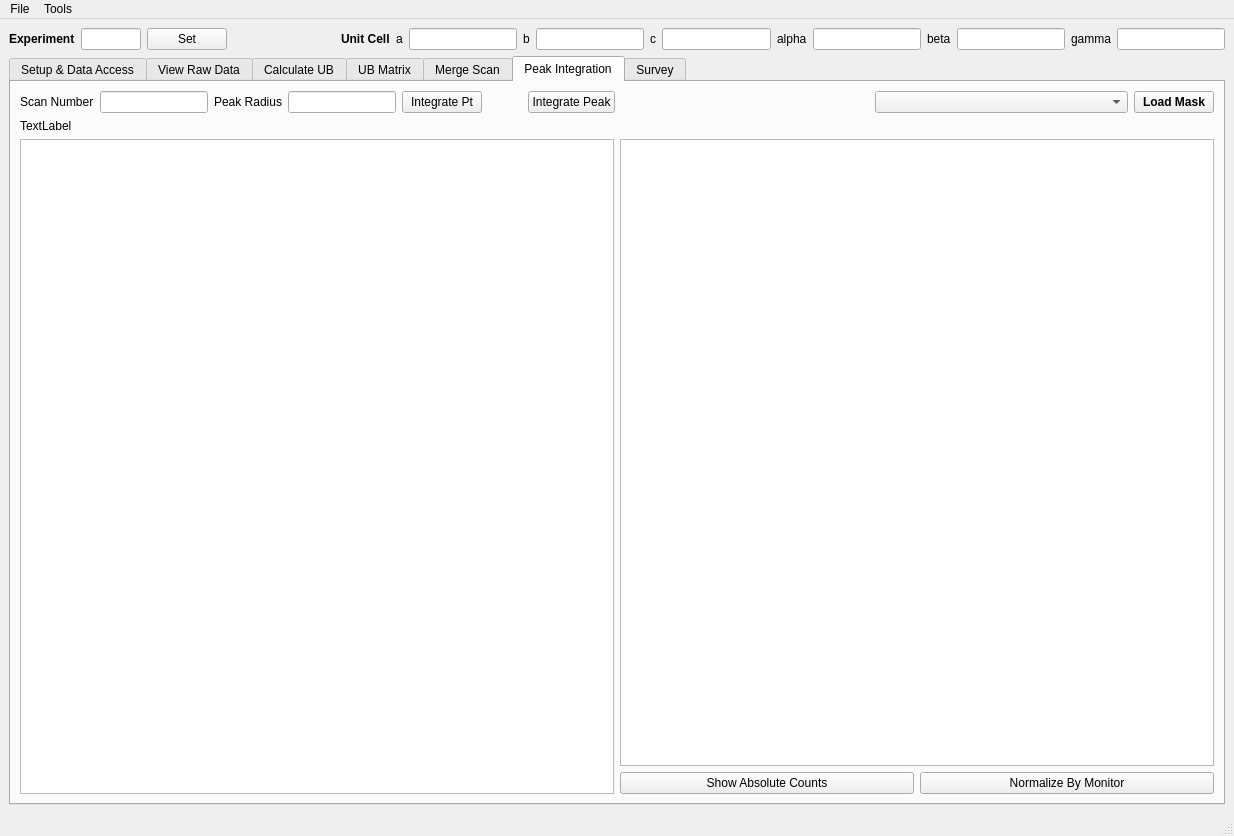
Old version of the form scripts/HFIR_4Circle_Reduction/MainWindow.ui in the repository mantidproject/mantid.
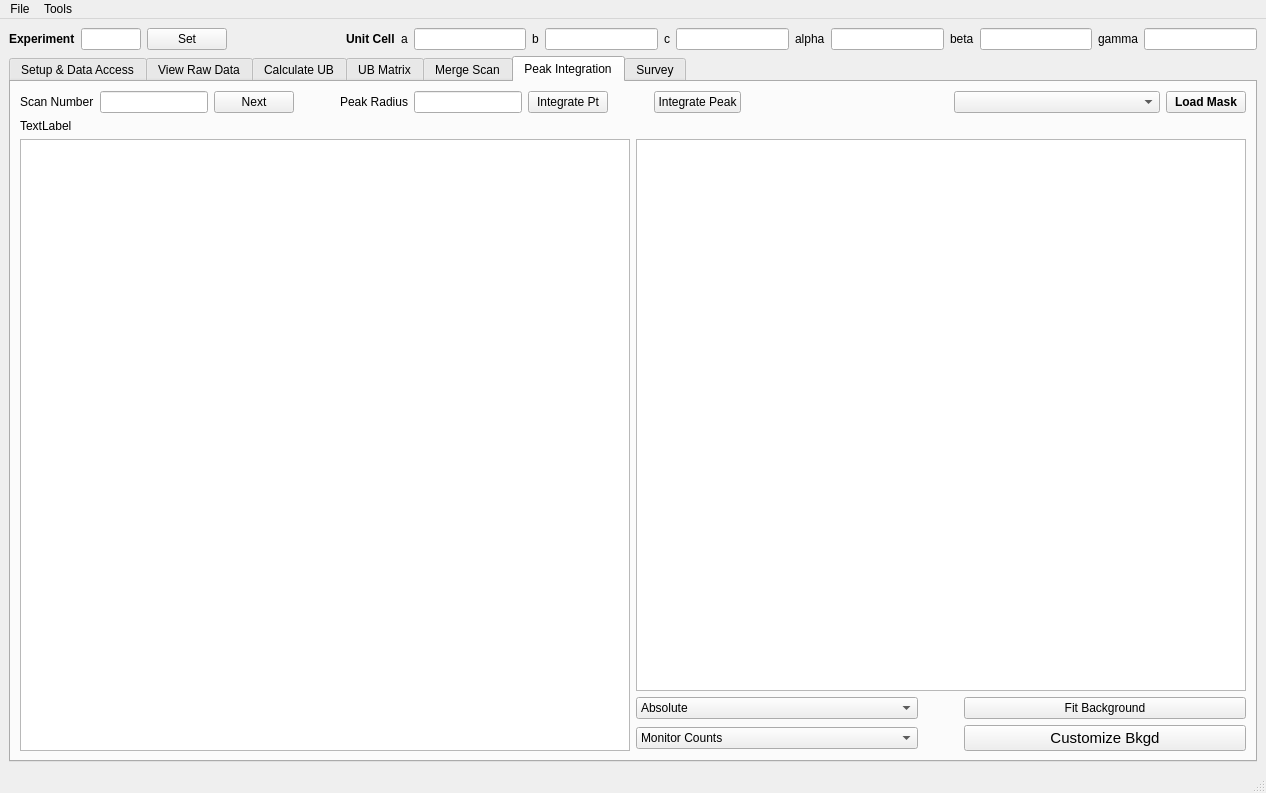
New version of the form. Custom widgets are drawn as their Qt base class.

What changed in the file:
```diff
--- a/scripts/HFIR_4Circle_Reduction/MainWindow.ui
+++ b/scripts/HFIR_4Circle_Reduction/MainWindow.ui
@@ -6,8 +6,8 @@
    <rect>
     <x>0</x>
     <y>0</y>
-    <width>1234</width>
-    <height>836</height>
+    <width>1266</width>
+    <height>793</height>
    </rect>
   </property>
   <property name="windowTitle">
@@ -2476,64 +2476,7 @@
            <layout class="QVBoxLayout" name="verticalLayout_11">
             <item>
              <layout class="QGridLayout" name="gridLayout_13">
-              <item row="0" column="2">
-               <widget class="QLabel" name="label_34">
-                <property name="text">
-                 <string>Peak Radius</string>
-                </property>
-               </widget>
-              </item>
-              <item row="0" column="3">
-               <widget class="QLineEdit" name="lineEdit_peakRadius">
-                <property name="sizePolicy">
-                 <sizepolicy hsizetype="Preferred" vsizetype="Fixed">
-                  <horstretch>0</horstretch>
-                  <verstretch>0</verstretch>
-                 </sizepolicy>
-                </property>
-               </widget>
-              </item>
-              <item row="0" column="1">
-               <widget class="QLineEdit" name="lineEdit_scanIntegratePeak">
-                <property name="sizePolicy">
-                 <sizepolicy hsizetype="Preferred" vsizetype="Fixed">
-                  <horstretch>0</horstretch>
-                  <verstretch>0</verstretch>
-                 </sizepolicy>
-                </property>
-                <property name="readOnly">
-                 <bool>false</bool>
-                </property>
-               </widget>
-              </item>
-              <item row="0" column="0">
-               <widget class="QLabel" name="label_5">
-                <property name="text">
-                 <string>Scan Number</string>
-                </property>
-               </widget>
-              </item>
-              <item row="0" column="4">
-               <widget class="QPushButton" name="pushButton_integratePt">
-                <property name="text">
-                 <string>Integrate Pt</string>
-                </property>
-               </widget>
-              </item>
-              <item row="0" column="8">
-               <spacer name="horizontalSpacer_9">
-                <property name="orientation">
-                 <enum>Qt::Horizontal</enum>
-                </property>
-                <property name="sizeHint" stdset="0">
-                 <size>
-                  <width>40</width>
-                  <height>20</height>
-                 </size>
-                </property>
-               </spacer>
-              </item>
-              <item row="0" column="10">
+              <item row="0" column="12">
                <widget class="QPushButton" name="pushButton_loadMask">
                 <property name="font">
                  <font>
@@ -2546,7 +2489,7 @@
                 </property>
                </widget>
               </item>
-              <item row="0" column="9">
+              <item row="0" column="11">
                <widget class="QComboBox" name="comboBox_maskWSList">
                 <property name="sizePolicy">
                  <sizepolicy hsizetype="Expanding" vsizetype="Fixed">
@@ -2556,7 +2499,7 @@
                 </property>
                </widget>
               </item>
-              <item row="0" column="6">
+              <item row="0" column="8">
                <widget class="QPushButton" name="pushButton_integratePeak">
                 <property name="font">
                  <font>
@@ -2569,12 +2512,92 @@
                 </property>
                </widget>
               </item>
-              <item row="0" column="5">
+              <item row="0" column="7">
                <spacer name="horizontalSpacer_17">
                 <property name="orientation">
                  <enum>Qt::Horizontal</enum>
                 </property>
                 <property name="sizeType">
+                 <enum>QSizePolicy::Ignored</enum>
+                </property>
+                <property name="sizeHint" stdset="0">
+                 <size>
+                  <width>40</width>
+                  <height>20</height>
+                 </size>
+                </property>
+               </spacer>
+              </item>
+              <item row="0" column="5">
+               <widget class="QLineEdit" name="lineEdit_peakRadius">
+                <property name="sizePolicy">
+                 <sizepolicy hsizetype="Preferred" vsizetype="Fixed">
+                  <horstretch>0</horstretch>
+                  <verstretch>0</verstretch>
+                 </sizepolicy>
+                </property>
+               </widget>
+              </item>
+              <item row="0" column="1">
+               <widget class="QLineEdit" name="lineEdit_scanIntegratePeak">
+                <property name="sizePolicy">
+                 <sizepolicy hsizetype="Preferred" vsizetype="Fixed">
+                  <horstretch>0</horstretch>
+                  <verstretch>0</verstretch>
+                 </sizepolicy>
+                </property>
+                <property name="readOnly">
+                 <bool>false</bool>
+                </property>
+               </widget>
+              </item>
+              <item row="0" column="0">
+               <widget class="QLabel" name="label_5">
+                <property name="text">
+                 <string>Scan Number</string>
+                </property>
+               </widget>
+              </item>
+              <item row="0" column="6">
+               <widget class="QPushButton" name="pushButton_integratePt">
+                <property name="text">
+                 <string>Integrate Pt</string>
+                </property>
+               </widget>
+              </item>
+              <item row="0" column="10">
+               <spacer name="horizontalSpacer_9">
+                <property name="orientation">
+                 <enum>Qt::Horizontal</enum>
+                </property>
+                <property name="sizeHint" stdset="0">
+                 <size>
+                  <width>40</width>
+                  <height>20</height>
+                 </size>
+                </property>
+               </spacer>
+              </item>
+              <item row="0" column="4">
+               <widget class="QLabel" name="label_34">
+                <property name="text">
+                 <string>Peak Radius</string>
+                </property>
+               </widget>
+              </item>
+              <item row="0" column="2">
+               <widget class="QPushButton" name="pushButton_nextScanIntegrate">
+                <property name="text">
+                 <string>Next</string>
+                </property>
+               </widget>
+              </item>
+              <item row="0" column="3">
+               <spacer name="horizontalSpacer_19">
+                <property name="orientation">
+                 <enum>Qt::Horizontal</enum>
+                </property>
+                <property name="sizeType">
                  <enum>QSizePolicy::Preferred</enum>
                 </property>
                 <property name="sizeHint" stdset="0">
@@ -2597,7 +2620,13 @@
             <item>
              <layout class="QHBoxLayout" name="horizontalLayout_3">
               <item>
-               <widget class="IntegratePeaksTableWidget" name="tableWidget_peakIntegration">
+               <widget class="PeakIntegrationTableWidget" name="tableWidget_peakIntegration">
+                <property name="sizePolicy">
+                 <sizepolicy hsizetype="Preferred" vsizetype="Expanding">
+                  <horstretch>0</horstretch>
+                  <verstretch>0</verstretch>
+                 </sizepolicy>
+                </property>
                 <property name="toolTip">
                  <string>&lt;html&gt;&lt;head/&gt;&lt;body&gt;&lt;p&gt;Table for integrating 1 scan&lt;/p&gt;&lt;/body&gt;&lt;/html&gt;</string>
                 </property>
@@ -2606,21 +2635,83 @@
               <item>
                <layout class="QVBoxLayout" name="verticalLayout_12">
                 <item>
-                 <widget class="MplGraphicsView" name="graphicsView_integratedPeakView"/>
+                 <widget class="MplGraphicsView" name="graphicsView_integratedPeakView">
+                  <property name="sizePolicy">
+                   <sizepolicy hsizetype="Preferred" vsizetype="Expanding">
+                    <horstretch>0</horstretch>
+                    <verstretch>0</verstretch>
+                   </sizepolicy>
+                  </property>
+                 </widget>
                 </item>
                 <item>
                  <layout class="QGridLayout" name="gridLayout_15">
-                  <item row="0" column="0">
-                   <widget class="QPushButton" name="pushButton_showAbsoluteCounts">
-                    <property name="text">
-                     <string>Show Absolute Counts</string>
-                    </property>
-                   </widget>
-                  </item>
                   <item row="0" column="1">
-                   <widget class="QPushButton" name="pushButton_showNormalizedIntensity">
+                   <widget class="QComboBox" name="comboBox_ptCountType">
+                    <item>
+                     <property name="text">
+                      <string>Absolute</string>
+                     </property>
+                    </item>
+                    <item>
+                     <property name="text">
+                      <string>Normalized</string>
+                     </property>
+                    </item>
+                   </widget>
+                  </item>
+                  <item row="1" column="2">
+                   <spacer name="horizontalSpacer_20">
+                    <property name="orientation">
+                     <enum>Qt::Horizontal</enum>
+                    </property>
+                    <property name="sizeType">
+                     <enum>QSizePolicy::Preferred</enum>
+                    </property>
+                    <property name="sizeHint" stdset="0">
+                     <size>
+                      <width>40</width>
+                      <height>20</height>
+                     </size>
+                    </property>
+                   </spacer>
+                  </item>
+                  <item row="1" column="1">
+                   <widget class="QComboBox" name="comboBox_ptCountNormType">
+                    <item>
+                     <property name="text">
+                      <string>Monitor Counts</string>
+                     </property>
+                    </item>
+                    <item>
+                     <property name="text">
+                      <string>Time (second)</string>
+                     </property>
+                    </item>
+                   </widget>
+                  </item>
+                  <item row="1" column="4">
+                   <widget class="QPushButton" name="pushButton_handPickBkgd">
+                    <property name="font">
+                     <font>
+                      <pointsize>11</pointsize>
+                     </font>
+                    </property>
+                    <property name="toolTip">
+                     <string>&lt;html&gt;&lt;head/&gt;&lt;body&gt;&lt;p&gt;User hand-pick background&lt;/p&gt;&lt;/body&gt;&lt;/html&gt;</string>
+                    </property>
                     <property name="text">
-                     <string>Normalize By Monitor</string>
+                     <string>Customize Bkgd</string>
+                    </property>
+                   </widget>
+                  </item>
+                  <item row="0" column="4">
+                   <widget class="QPushButton" name="pushButton_fitBkgd">
+                    <property name="toolTip">
+                     <string>&lt;html&gt;&lt;head/&gt;&lt;body&gt;&lt;p&gt;Fit by Gaussian for background&lt;/p&gt;&lt;/body&gt;&lt;/html&gt;</string>
+                    </property>
+                    <property name="text">
+                     <string>Fit Background</string>
                     </property>
                    </widget>
                   </item>
@@ -3065,8 +3156,8 @@
     <rect>
      <x>0</x>
      <y>0</y>
-     <width>1234</width>
-     <height>22</height>
+     <width>1266</width>
+     <height>25</height>
     </rect>
    </property>
    <widget class="QMenu" name="menuFile">
@@ -3188,11 +3279,6 @@
   </action>
  </widget>
  <customwidgets>
-  <customwidget>
-   <class>UBMatrixTable</class>
-   <extends>QTableWidget</extends>
-   <header>hfctables.h</header>
-  </customwidget>
   <customwidget>
    <class>MplGraphicsView</class>
    <extends>QGraphicsView</extends>
@@ -3203,21 +3289,26 @@
    <extends>QTableWidget</extends>
    <header>hfctables.h</header>
   </customwidget>
+  <customwidget>
+   <class>UBMatrixTable</class>
+   <extends>QTableWidget</extends>
+   <header>hfctables.h</header>
+  </customwidget>
   <customwidget>
    <class>ProcessTableWidget</class>
    <extends>QTableWidget</extends>
    <header>hfctables.h</header>
   </customwidget>
-  <customwidget>
-   <class>IntegratePeaksTableWidget</class>
-   <extends>QTableWidget</extends>
-   <header>hfctables.h</header>
-  </customwidget>
   <customwidget>
    <class>ScanSurveyTable</class>
    <extends>QTableWidget</extends>
    <header>hfctables.h</header>
   </customwidget>
+  <customwidget>
+   <class>PeakIntegrationTableWidget</class>
+   <extends>QTableWidget</extends>
+   <header>hfctables.h</header>
+  </customwidget>
  </customwidgets>
  <resources/>
  <connections/>
```
Left out of the diff: 20 changed lines with no effect on the pictures.
